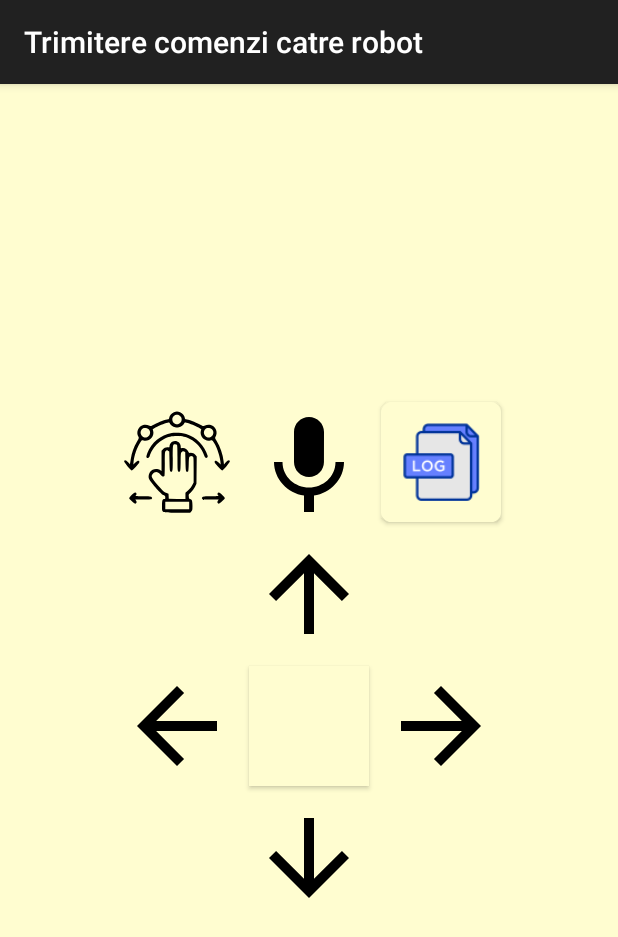
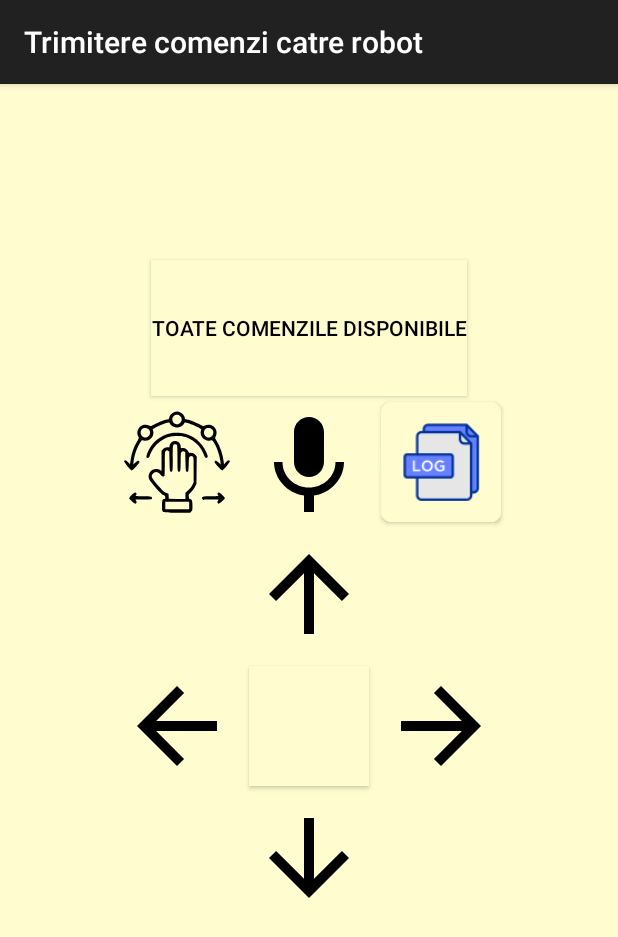
Before and after one commit to istephanos/Licenta, an Android app built with Jetpack Compose: the BotControlsActivity screen opened directly, with no data from a screen before it, after a tap on "Up", on a phone screen of 412 x 824 dp. Shown: the top 937 px of the screen. Run offline under Robolectric (Android 15) with nearby library versions, the phone set to English and light mode, and no system bars.

Commit message:
adugat activitate cu toate comenzile de trimis la robot

```diff
--- a/PetoiBittleControl/app/src/main/java/com/example/petoibittlecontrol/BleCommands.kt
+++ /dev/null
@@ -1,17 +0,0 @@
-package com.example.petoibittlecontrol
-
-enum class BleCommands(val command: String) {
-    KREST("krest"),
-    KBK("kbk"),
-    KWKF("kwkF"),
-    KWKL("kwkL"),
-    KWKR("kwkR"),
-    KSIT("ksit"),
-    M0_30("m0 30"),
-    M0_NEG30("m0 -30"),
-    KBALANCE("kbalance"),
-    D("d");
-
-    val byteArray: ByteArray
-        get() = command.toByteArray()
-}
--- a/PetoiBittleControl/app/src/main/java/com/example/petoibittlecontrol/util/BotControlsActivity.kt
+++ b/PetoiBittleControl/app/src/main/java/com/example/petoibittlecontrol/commands/BotControlsActivity.kt
@@ -1,4 +1,4 @@
-package com.example.petoibittlecontrol.util
+package com.example.petoibittlecontrol.commands
 
 import android.content.Intent
 import androidx.appcompat.app.AppCompatActivity
@@ -7,10 +7,10 @@ import android.util.Log
 import android.widget.Button
 import com.example.petoibittlecontrol.R
 import com.example.petoibittlecontrol.connection.BluetoothConnectionManager
-import com.example.petoibittlecontrol.BleCommands
 import com.example.petoibittlecontrol.BleConstants.CARACTERISTICA_TX
 import com.example.petoibittlecontrol.BleConstants.SERVICIU_TX
 import com.example.petoibittlecontrol.mainController.logs.LogActivity
+import com.example.petoibittlecontrol.util.LogDatabaseHelper
 
 
 class BotControlsActivity : AppCompatActivity() {
@@ -22,6 +22,7 @@ class BotControlsActivity : AppCompatActivity() {
     private lateinit var leftCommand: Button
     private lateinit var rightCommand: Button
     private lateinit var logsButton: Button
+    private lateinit var allCommandButton: Button
 
     override fun onCreate(savedInstanceState: Bundle?) {
         super.onCreate(savedInstanceState)
@@ -36,38 +37,38 @@ class BotControlsActivity : AppCompatActivity() {
         leftCommand = findViewById(R.id.button_left)
         rightCommand = findViewById(R.id.button_right)
         logsButton = findViewById(R.id.button_logs)
-
+        allCommandButton = findViewById(R.id.button_all_commands)
 
         //actiuni butoane
         forwardCommand.setOnClickListener{
-            bluetoothConnectionManager.writeCommand(SERVICIU_TX, CARACTERISTICA_TX, this, BleCommands.KWKF)
+            bluetoothConnectionManager.writeCommand(SERVICIU_TX, CARACTERISTICA_TX, this, BleCommands.WALK_FORWARD)
             Log.d("Comanda robot", " Inainte ");
             saveLog("Comanda trimisa: Inainte")
         }
 
         backwardCommand.setOnClickListener{
-            bluetoothConnectionManager.writeCommand(SERVICIU_TX, CARACTERISTICA_TX, this, BleCommands.KBK)
+            bluetoothConnectionManager.writeCommand(SERVICIU_TX, CARACTERISTICA_TX, this, BleCommands.BACKWARD)
             Log.d("Comanda robot", " Inapoi ");
             saveLog("Comanda trimisa: Inapoi")
         }
 
         restCommand.setOnClickListener{
             bluetoothConnectionManager.writeCommand(SERVICIU_TX, CARACTERISTICA_TX,this,
-                BleCommands.KREST)
+                BleCommands.REST)
             Log.d("Comanda robot", " Odihna ");
             saveLog("Comanda trimisa: Odihna")
         }
 
         leftCommand.setOnClickListener{
             bluetoothConnectionManager.writeCommand(SERVICIU_TX, CARACTERISTICA_TX,this,
-                BleCommands.KWKL)
+                BleCommands.WALK_LEFT)
             Log.d("Comanda robot", " Stanga ");
             saveLog("Comanda trimisa: Stanga")
         }
 
         rightCommand.setOnClickListener{
             bluetoothConnectionManager.writeCommand(SERVICIU_TX, CARACTERISTICA_TX,this,
-                BleCommands.KWKR)
+                BleCommands.WALK_RIGHT)
             Log.d("Comanda robot", " Dreapta ");
             saveLog("Comanda trimisa: Dreapta")
         }
@@ -77,6 +78,12 @@ class BotControlsActivity : AppCompatActivity() {
             val intent = Intent(this@BotControlsActivity, LogActivity::class.java)
             startActivity(intent)
         }
+
+        allCommandButton.setOnClickListener{
+            //open AllCommandsActivity
+            val intent = Intent(this@BotControlsActivity, AllCommandsActivity::class.java)
+            startActivity(intent)
+        }
     }
 
     private fun saveLog(command: String) {
--- a/PetoiBittleControl/app/src/main/java/com/example/petoibittlecontrol/mainController/DeviceAdapter.kt
+++ b/PetoiBittleControl/app/src/main/java/com/example/petoibittlecontrol/mainController/DeviceAdapter.kt
@@ -31,7 +31,7 @@ class DeviceAdapter(
         val device = devices[position]
         holder.binding.device = device
         holder.binding.root.setOnClickListener {
-            if(device.deviceStatus == DeviceStatus.CONNECTED)
+            //if(device.deviceStatus == DeviceStatus.CONNECTED)
                 openRobot(device)
 
         }
--- a/PetoiBittleControl/app/src/main/java/com/example/petoibittlecontrol/scan/BleScanParserDevice.kt
+++ b/PetoiBittleControl/app/src/main/java/com/example/petoibittlecontrol/scan/BleScanParserDevice.kt
@@ -13,8 +13,11 @@ class BleScanParserDevice {
 
 
     fun parseScanResult(bleScanResult: ScanResult, sendDiscoveredDevice: (bleResponseModel: BleResponseModel) -> Unit) {
-        val discoveredScanResult = bleScanResult.scanRecord.bytes.toHex()
 
+        /*if (bleScanResult.bleDevice.name.orEmpty().startsWith("Bittle")) {
+            val discoveredDevice = getDiscoveredDevice(bleScanResult)
+            sendDiscoveredDevice(discoveredDevice)
+        }*/
 
         val discoveredDevice = getDiscoveredDevice(bleScanResult)
         sendDiscoveredDevice(discoveredDevice)
--- a/PetoiBittleControl/app/src/main/res/layout/bot_controls.xml
+++ b/PetoiBittleControl/app/src/main/res/layout/bot_controls.xml
@@ -7,6 +7,7 @@
     tools:context=".mainController.MainControllerActivity">
 
     <GridLayout
+        android:id="@+id/gridLayout"
         android:layout_width="wrap_content"
         android:layout_height="wrap_content"
         android:layout_centerInParent="true"
@@ -91,8 +92,20 @@
             android:layout_column="1"
             android:layout_margin="4dp"
             android:background="@drawable/baseline_arrow_downward_24"
-            android:contentDescription="Down" />
+            android:contentDescription="@string/down" />
 
     </GridLayout>
 
+    <Button
+        android:id="@+id/button_all_commands"
+        android:layout_width="wrap_content"
+        android:layout_height="wrap_content"
+        android:layout_above="@+id/gridLayout"
+        android:layout_alignParentTop="true"
+        android:layout_centerHorizontal="true"
+        android:layout_marginTop="101dp"
+        android:layout_marginBottom="0dp"
+        android:background="#FFFDD0"
+        android:text="@string/all_commands"
+        android:textColor="@color/black" />
 </RelativeLayout>
--- a/PetoiBittleControl/app/src/main/res/values/strings.xml
+++ b/PetoiBittleControl/app/src/main/res/values/strings.xml
@@ -15,5 +15,7 @@
     <string name="right">Right</string>
     <string name="gesturi">Gesturi</string>
     <string name="log">Logs</string>
+    <string name="all_commands">Toate comenzile disponibile</string>
+    <string name="down">Inapoi\n</string>
 
 </resources>
```
Also changed, not shown: PetoiBittleControl/app/src/main/AndroidManifest.xml (+4 -3 lines), PetoiBittleControl/app/src/main/java/com/example/petoibittlecontrol/DeviceActivity.kt (deleted, +0 -31 lines), PetoiBittleControl/app/src/main/java/com/example/petoibittlecontrol/commands/AllCommandsActivity.kt (added, +130 -0 lines), PetoiBittleControl/app/src/main/java/com/example/petoibittlecontrol/commands/BleCommands.kt (added, +74 -0 lines), PetoiBittleControl/app/src/main/java/com/example/petoibittlecontrol/connection/BluetoothConnectionManager.kt (+3 -8 lines), PetoiBittleControl/app/src/main/java/com/example/petoibittlecontrol/mainController/MainControllerActivity.kt (+4 -4 lines), PetoiBittleControl/app/src/main/res/layout/activity_all_commands.xml (added, +24 -0 lines), PetoiBittleControl/app/src/main/res/layout/activity_device.xml (deleted, +0 -19 lines).
